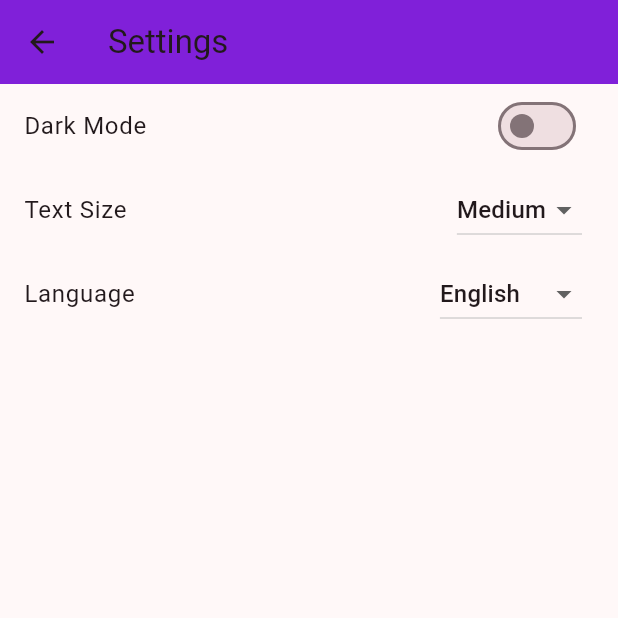
After one commit to akash17patel/CTRL-ALT-ELITE-CSCE-4901, a Flutter app: the screen it shows after launch, after a tap on the "menu" icon, after a tap on "Settings", on a phone screen of 412 x 824 dp, the top half of it. The commit adds this screen. Run offline on Flutter 3.47's test engine with Material 2 defaults, Android fonts, the phone set to English and light mode, and no system bars; our stand-ins replace image_picker, shared_preferences.

Commit message:
Update
Added the menu option with Austin's settings page in the menu tab

```diff
--- a/lib/common.dart
+++ b/lib/common.dart
@@ -2,6 +2,19 @@ import 'package:flutter/material.dart';
 
 // Common constants
 const primaryColor = Color.fromRGBO(128, 32, 217, 1.0);
+
+class AppConstants {
+  // Text Sizes
+  static const double textSizeSmall = 12.0;
+  static const double textSizeMedium = 16.0;
+  static const double textSizeLarge = 20.0;
+
+  // Colors
+  static const Color mainColor = Color(0xFF6200EE); // Purple
+  static const Color backgroundColor = Color(0xFFFFFFFF); // White
+  static const Color textColor = Color(0xFF000000); // Black
+  static const Color secondaryColor = Color(0xFF03DAC6); // Teal
+}
 
 // Common AppBar widget
 AppBar buildAppBar(String title, GlobalKey<ScaffoldState> scaffoldKey) {
@@ -19,7 +32,7 @@ AppBar buildAppBar(String title, GlobalKey<ScaffoldState> scaffoldKey) {
     ),
     actions: [
       IconButton(
-        icon: Icon(Icons.settings),
+        icon: Icon(Icons.menu),
         onPressed: () {
           scaffoldKey.currentState?.openEndDrawer();
         },
--- a/lib/home_screen.dart
+++ b/lib/home_screen.dart
@@ -1,6 +1,6 @@
 import 'package:flutter/material.dart';
-import 'settings_drawer.dart';
-import 'settings_tab.dart';
+import 'menu_drawer.dart';
+import 'menu_tab.dart';
 import 'home_tab.dart';
 import 'common.dart';
 
@@ -36,7 +36,7 @@ class _HomeScreenState extends State<HomeScreen> {
           ),
           actions: [
             IconButton(
-              icon: Icon(Icons.settings),
+              icon: Icon(Icons.menu),
               onPressed: () {
                 _scaffoldKey.currentState?.openEndDrawer();
               },
--- /dev/null
+++ b/lib/menu_drawer.dart
@@ -0,0 +1,55 @@
+import 'package:flutter/material.dart';
+import 'package:mindlift_flutter/settings.dart';
+import 'common.dart';
+import 'password_reset_page.dart';
+import 'my_profile_page.dart';
+
+class SettingsDrawer extends StatelessWidget {
+  @override
+  Widget build(BuildContext context) {
+    return Drawer(
+      child: Column(
+        children: <Widget>[
+          buildDrawerHeader('Menu'),
+          ListTile(
+            title: Text('My Profile'),
+            onTap: () {
+              Navigator.of(context).push(
+                MaterialPageRoute(
+                  builder: (context) {
+                    return MyProfilePage();
+                  },
+                ),
+              );
+            },
+          ),
+          ListTile(
+            title: Text('Password Reset'),
+            onTap: () {
+              Navigator.of(context).push(
+                MaterialPageRoute(
+                  builder: (context) {
+                    return PasswordResetPage();
+                  },
+                ),
+              );
+            },
+          ),
+          ListTile(
+            title: Text('Settings'),
+            onTap: () {
+              Navigator.of(context).push(
+                MaterialPageRoute(
+                  builder: (context) {
+                    return SettingsScreen();
+                  },
+                ),
+              );
+            },
+          ),
+          // Add more ListTile items for additional options
+        ],
+      ),
+    );
+  }
+}
--- /dev/null
+++ b/lib/settings.dart
@@ -0,0 +1,88 @@
+// settings_screen.dart
+import 'package:flutter/material.dart';
+import 'common.dart'; // Make sure to import your constants file
+
+class SettingsScreen extends StatefulWidget {
+  @override
+  _SettingsScreenState createState() => _SettingsScreenState();
+}
+
+class _SettingsScreenState extends State<SettingsScreen> {
+  bool _isDarkMode = false;
+  double _textSize = AppConstants.textSizeMedium;
+  String _language = 'English';
+
+  @override
+  Widget build(BuildContext context) {
+    return Scaffold(
+      appBar: AppBar(
+        title: Text('Settings'),
+      ),
+      body: ListView(
+        children: [
+          ListTile(
+            title: Text('Dark Mode'),
+            trailing: Switch(
+              value: _isDarkMode,
+              onChanged: (bool value) {
+                setState(() {
+                  _isDarkMode = value;
+                });
+              },
+            ),
+          ),
+          ListTile(
+            title: Text('Text Size'),
+            trailing: DropdownButton<double>(
+              value: _textSize,
+              items: [
+                DropdownMenuItem(
+                  child: Text('Small'),
+                  value: AppConstants.textSizeSmall,
+                ),
+                DropdownMenuItem(
+                  child: Text('Medium'),
+                  value: AppConstants.textSizeMedium,
+                ),
+                DropdownMenuItem(
+                  child: Text('Large'),
+                  value: AppConstants.textSizeLarge,
+                ),
+              ],
+              onChanged: (double? value) {
+                if (value != null) {
+                  setState(() {
+                    _textSize = value;
+                  });
+                }
+              },
+            ),
+          ),
+          ListTile(
+            title: Text('Language'),
+            trailing: DropdownButton<String>(
+              value: _language,
+              items: [
+                DropdownMenuItem(
+                  child: Text('English'),
+                  value: 'English',
+                ),
+                DropdownMenuItem(
+                  child: Text('Japanese'),
+                  value: 'Japanese',
+                ),
+              ],
+              onChanged: (String? value) {
+                if (value != null) {
+                  setState(() {
+                    _language = value;
+                  });
+                }
+              },
+            ),
+          ),
+        ],
+      ),
+    );
+  }
+}
--- a/pubspec.yaml
+++ b/pubspec.yaml
@@ -31,6 +31,7 @@ dependencies:
   flutter:
     sdk: flutter
   image_picker: ^0.8.4  # Use the latest version available
+  shared_preferences: ^2.0.12
 
 
   # The following adds the Cupertino Icons font to your application.
@@ -91,6 +92,9 @@ flutter:
       fonts:
         - asset: fonts/Merriweather-Black.ttf
 
+  assets:
+    - assets/profileimg/
+
   # To add assets to your application, add an assets section, like this:
   # assets:
   #   - images/a_dot_burr.jpeg
```
Also changed, not shown: lib/menu_tab.dart (added, +37 -0 lines), lib/my_profile_page.dart (+67 -46 lines), pubspec.lock, 1 other file.
